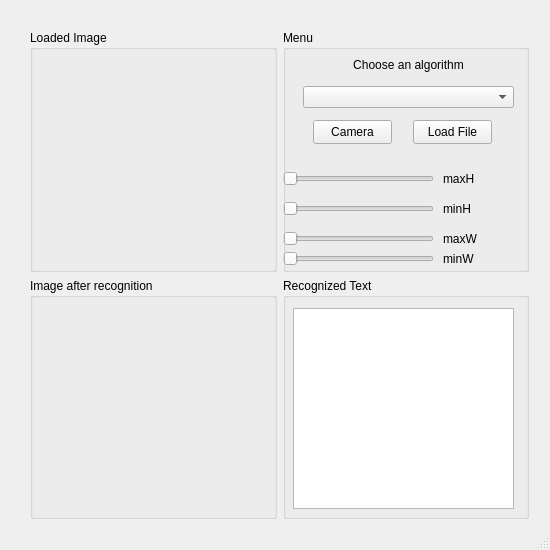
This is gui/MainWindow.ui in 218478/VariousMLTforOCR as Qt 5 draws it before an edit. The edited form follows.
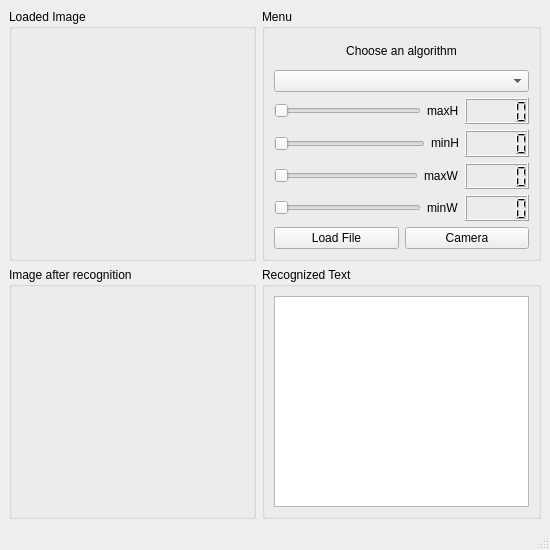
This is the edited form. Icons and pictures are not drawn.

```diff
--- a/gui/MainWindow.ui
+++ b/gui/MainWindow.ui
@@ -10,12 +10,6 @@
     <height>550</height>
    </rect>
   </property>
-  <property name="sizePolicy">
-   <sizepolicy hsizetype="Fixed" vsizetype="Fixed">
-    <horstretch>0</horstretch>
-    <verstretch>0</verstretch>
-   </sizepolicy>
-  </property>
   <property name="minimumSize">
    <size>
     <width>550</width>
@@ -24,332 +18,333 @@
   </property>
   <property name="maximumSize">
    <size>
-    <width>550</width>
-    <height>550</height>
+    <width>3840</width>
+    <height>2160</height>
    </size>
   </property>
   <property name="windowTitle">
    <string>Various Machine Learning Techniques for OCR</string>
   </property>
   <widget class="QWidget" name="centralwidget">
-   <widget class="QWidget" name="layoutWidget">
-    <property name="geometry">
-     <rect>
-      <x>30</x>
-      <y>30</y>
-      <width>501</width>
-      <height>491</height>
-     </rect>
-    </property>
-    <layout class="QGridLayout" name="gridLayout">
-     <property name="sizeConstraint">
-      <enum>QLayout::SetFixedSize</enum>
-     </property>
-     <item row="0" column="1">
-      <widget class="QGroupBox" name="groupBoxController">
-       <property name="sizePolicy">
-        <sizepolicy hsizetype="Expanding" vsizetype="Expanding">
-         <horstretch>0</horstretch>
-         <verstretch>0</verstretch>
-        </sizepolicy>
-       </property>
-       <property name="minimumSize">
-        <size>
-         <width>246</width>
-         <height>242</height>
-        </size>
-       </property>
-       <property name="title">
-        <string>Menu</string>
-       </property>
-       <widget class="QPushButton" name="pushButtonLoadFile">
-        <property name="geometry">
-         <rect>
-          <x>130</x>
-          <y>90</y>
-          <width>79</width>
-          <height>24</height>
-         </rect>
+   <layout class="QGridLayout" name="gridLayout_2">
+    <item row="0" column="0">
+     <layout class="QGridLayout" name="gridLayout">
+      <property name="sizeConstraint">
+       <enum>QLayout::SetFixedSize</enum>
+      </property>
+      <item row="0" column="0">
+       <widget class="QGroupBox" name="groupBoxLoadImage">
+        <property name="sizePolicy">
+         <sizepolicy hsizetype="Expanding" vsizetype="Expanding">
+          <horstretch>0</horstretch>
+          <verstretch>0</verstretch>
+         </sizepolicy>
         </property>
-        <property name="toolTip">
-         <string>Load images you want to recognize characters in</string>
+        <property name="minimumSize">
+         <size>
+          <width>247</width>
+          <height>242</height>
+         </size>
         </property>
-        <property name="text">
-         <string>Load File</string>
+        <property name="title">
+         <string>Loaded Image</string>
         </property>
-       </widget>
-       <widget class="QPushButton" name="pushButtonCamera">
-        <property name="geometry">
-         <rect>
-          <x>30</x>
-          <y>90</y>
-          <width>79</width>
-          <height>24</height>
-         </rect>
-        </property>
-        <property name="toolTip">
-         <string>Load images you want to recognize characters in</string>
-        </property>
-        <property name="text">
-         <string>Camera</string>
-        </property>
-       </widget>
-       <widget class="QWidget" name="layoutWidget">
-        <property name="geometry">
-         <rect>
-          <x>20</x>
-          <y>20</y>
-          <width>211</width>
-          <height>58</height>
-         </rect>
-        </property>
-        <layout class="QVBoxLayout" name="verticalLayout">
-         <item>
-          <widget class="QLabel" name="labelAlgorithmChoice">
-           <property name="text">
-            <string>Choose an algorithm</string>
+        <layout class="QGridLayout" name="gridLayout_3">
+         <item row="0" column="0">
+          <widget class="QLabel" name="labelImage">
+           <property name="sizePolicy">
+            <sizepolicy hsizetype="Expanding" vsizetype="Expanding">
+             <horstretch>0</horstretch>
+             <verstretch>0</verstretch>
+            </sizepolicy>
            </property>
-           <property name="alignment">
-            <set>Qt::AlignCenter</set>
+           <property name="minimumSize">
+            <size>
+             <width>220</width>
+             <height>200</height>
+            </size>
            </property>
+           <property name="text">
+            <string/>
+           </property>
           </widget>
          </item>
-         <item>
-          <widget class="QComboBox" name="comboBoxAlgorithms"/>
-         </item>
         </layout>
        </widget>
-       <widget class="QSlider" name="horizontalSliderMaxH">
-        <property name="geometry">
-         <rect>
-          <x>0</x>
-          <y>140</y>
-          <width>151</width>
-          <height>18</height>
-         </rect>
+      </item>
+      <item row="1" column="1">
+       <widget class="QGroupBox" name="groupBoxTextOCR">
+        <property name="sizePolicy">
+         <sizepolicy hsizetype="Expanding" vsizetype="Expanding">
+          <horstretch>0</horstretch>
+          <verstretch>0</verstretch>
+         </sizepolicy>
         </property>
-        <property name="minimum">
-         <number>100</number>
+        <property name="minimumSize">
+         <size>
+          <width>246</width>
+          <height>241</height>
+         </size>
         </property>
-        <property name="maximum">
-         <number>400</number>
+        <property name="title">
+         <string>Recognized Text</string>
         </property>
-        <property name="orientation">
-         <enum>Qt::Horizontal</enum>
-        </property>
+        <layout class="QGridLayout" name="gridLayout_6">
+         <item row="0" column="0">
+          <widget class="QTextEdit" name="textEdit">
+           <property name="sizePolicy">
+            <sizepolicy hsizetype="Expanding" vsizetype="Expanding">
+             <horstretch>0</horstretch>
+             <verstretch>0</verstretch>
+            </sizepolicy>
+           </property>
+          </widget>
+         </item>
+        </layout>
        </widget>
-       <widget class="QSlider" name="horizontalSliderMinH">
-        <property name="geometry">
-         <rect>
-          <x>0</x>
-          <y>170</y>
-          <width>151</width>
-          <height>18</height>
-         </rect>
+      </item>
+      <item row="1" column="0">
+       <widget class="QGroupBox" name="groupBoxImageAfterOCR">
+        <property name="sizePolicy">
+         <sizepolicy hsizetype="Expanding" vsizetype="MinimumExpanding">
+          <horstretch>0</horstretch>
+          <verstretch>0</verstretch>
+         </sizepolicy>
         </property>
-        <property name="minimum">
-         <number>100</number>
-        </property>
-        <property name="maximum">
-         <number>400</number>
-        </property>
-        <property name="orientation">
-         <enum>Qt::Horizontal</enum>
-        </property>
-       </widget>
-       <widget class="QSlider" name="horizontalSliderMaxW">
-        <property name="geometry">
-         <rect>
-          <x>0</x>
-          <y>200</y>
-          <width>151</width>
-          <height>18</height>
-         </rect>
-        </property>
-        <property name="minimum">
-         <number>10</number>
-        </property>
-        <property name="maximum">
-         <number>80</number>
-        </property>
-        <property name="orientation">
-         <enum>Qt::Horizontal</enum>
-        </property>
-       </widget>
-       <widget class="QSlider" name="horizontalSliderMinW">
-        <property name="geometry">
-         <rect>
-          <x>0</x>
-          <y>220</y>
-          <width>151</width>
-          <height>18</height>
-         </rect>
-        </property>
-        <property name="minimum">
-         <number>10</number>
-        </property>
-        <property name="maximum">
-         <number>80</number>
-        </property>
-        <property name="orientation">
-         <enum>Qt::Horizontal</enum>
-        </property>
-       </widget>
-       <widget class="QLabel" name="labelMaxH">
-        <property name="geometry">
-         <rect>
-          <x>160</x>
-          <y>140</y>
-          <width>41</width>
-          <height>17</height>
-         </rect>
-        </property>
-        <property name="text">
-         <string>maxH</string>
-        </property>
-       </widget>
-       <widget class="QLabel" name="labelMinH">
-        <property name="geometry">
-         <rect>
-          <x>160</x>
-          <y>170</y>
-          <width>41</width>
-          <height>17</height>
-         </rect>
-        </property>
-        <property name="text">
-         <string>minH</string>
-        </property>
-       </widget>
-       <widget class="QLabel" name="labelMaxW">
-        <property name="geometry">
-         <rect>
-          <x>160</x>
-          <y>200</y>
-          <width>41</width>
-          <height>17</height>
-         </rect>
-        </property>
-        <property name="text">
-         <string>maxW</string>
-        </property>
-       </widget>
-       <widget class="QLabel" name="labelMinW">
-        <property name="geometry">
-         <rect>
-          <x>160</x>
-          <y>220</y>
-          <width>41</width>
-          <height>17</height>
-         </rect>
-        </property>
-        <property name="text">
-         <string>minW</string>
-        </property>
-       </widget>
-      </widget>
-     </item>
-     <item row="1" column="0">
-      <widget class="QGroupBox" name="groupBoxImageAfterOCR">
-       <property name="minimumSize">
-        <size>
-         <width>247</width>
-         <height>241</height>
-        </size>
-       </property>
-       <property name="title">
-        <string>Image after recognition</string>
-       </property>
-       <widget class="QLabel" name="labelImageAfterOCR">
-        <property name="geometry">
-         <rect>
-          <x>10</x>
-          <y>30</y>
-          <width>220</width>
-          <height>200</height>
-         </rect>
-        </property>
         <property name="minimumSize">
          <size>
-          <width>220</width>
-          <height>200</height>
+          <width>247</width>
+          <height>241</height>
          </size>
         </property>
-        <property name="text">
-         <string/>
+        <property name="title">
+         <string>Image after recognition</string>
         </property>
+        <layout class="QGridLayout" name="gridLayout_4">
+         <item row="0" column="0">
+          <widget class="QLabel" name="labelImageAfterOCR">
+           <property name="sizePolicy">
+            <sizepolicy hsizetype="Expanding" vsizetype="Expanding">
+             <horstretch>0</horstretch>
+             <verstretch>0</verstretch>
+            </sizepolicy>
+           </property>
+           <property name="minimumSize">
+            <size>
+             <width>220</width>
+             <height>200</height>
+            </size>
+           </property>
+           <property name="text">
+            <string/>
+           </property>
+          </widget>
+         </item>
+        </layout>
        </widget>
-      </widget>
-     </item>
-     <item row="1" column="1">
-      <widget class="QGroupBox" name="groupBoxTextOCR">
-       <property name="minimumSize">
-        <size>
-         <width>246</width>
-         <height>241</height>
-        </size>
-       </property>
-       <property name="title">
-        <string>Recognized Text</string>
-       </property>
-       <widget class="QTextEdit" name="textEdit">
-        <property name="geometry">
-         <rect>
-          <x>10</x>
-          <y>30</y>
-          <width>221</width>
-          <height>201</height>
-         </rect>
-        </property>
-       </widget>
-      </widget>
-     </item>
-     <item row="0" column="0">
-      <widget class="QGroupBox" name="groupBoxLoadImage">
-       <property name="sizePolicy">
-        <sizepolicy hsizetype="Preferred" vsizetype="Preferred">
-         <horstretch>0</horstretch>
-         <verstretch>0</verstretch>
-        </sizepolicy>
-       </property>
-       <property name="minimumSize">
-        <size>
-         <width>247</width>
-         <height>242</height>
-        </size>
-       </property>
-       <property name="title">
-        <string>Loaded Image</string>
-       </property>
-       <widget class="QLabel" name="labelImage">
-        <property name="geometry">
-         <rect>
-          <x>20</x>
-          <y>30</y>
-          <width>220</width>
-          <height>200</height>
-         </rect>
-        </property>
+      </item>
+      <item row="0" column="1">
+       <widget class="QGroupBox" name="groupBoxController">
         <property name="sizePolicy">
-         <sizepolicy hsizetype="Preferred" vsizetype="Preferred">
+         <sizepolicy hsizetype="Expanding" vsizetype="Expanding">
           <horstretch>0</horstretch>
           <verstretch>0</verstretch>
          </sizepolicy>
         </property>
         <property name="minimumSize">
          <size>
-          <width>220</width>
-          <height>200</height>
+          <width>246</width>
+          <height>242</height>
          </size>
         </property>
-        <property name="text">
-         <string/>
+        <property name="title">
+         <string>Menu</string>
         </property>
+        <layout class="QGridLayout" name="gridLayout_5">
+         <item row="0" column="0">
+          <layout class="QVBoxLayout" name="verticalLayout">
+           <item>
+            <widget class="QLabel" name="labelAlgorithmChoice">
+             <property name="text">
+              <string>Choose an algorithm</string>
+             </property>
+             <property name="alignment">
+              <set>Qt::AlignCenter</set>
+             </property>
+            </widget>
+           </item>
+           <item>
+            <widget class="QComboBox" name="comboBoxAlgorithms"/>
+           </item>
+           <item>
+            <layout class="QHBoxLayout" name="horizontalLayout_2">
+             <item>
+              <widget class="QSlider" name="horizontalSliderMaxH">
+               <property name="minimum">
+                <number>100</number>
+               </property>
+               <property name="maximum">
+                <number>400</number>
+               </property>
+               <property name="orientation">
+                <enum>Qt::Horizontal</enum>
+               </property>
+              </widget>
+             </item>
+             <item>
+              <widget class="QLabel" name="labelMaxH">
+               <property name="sizePolicy">
+                <sizepolicy hsizetype="Fixed" vsizetype="Fixed">
+                 <horstretch>0</horstretch>
+                 <verstretch>0</verstretch>
+                </sizepolicy>
+               </property>
+               <property name="text">
+                <string>maxH</string>
+               </property>
+              </widget>
+             </item>
+             <item>
+              <widget class="QLCDNumber" name="lcdmaxH"/>
+             </item>
+            </layout>
+           </item>
+           <item>
+            <layout class="QHBoxLayout" name="horizontalLayout_4">
+             <item>
+              <widget class="QSlider" name="horizontalSliderMinH">
+               <property name="minimum">
+                <number>100</number>
+               </property>
+               <property name="maximum">
+                <number>400</number>
+               </property>
+               <property name="orientation">
+                <enum>Qt::Horizontal</enum>
+               </property>
+              </widget>
+             </item>
+             <item>
+              <widget class="QLabel" name="labelMinH">
+               <property name="sizePolicy">
+                <sizepolicy hsizetype="Fixed" vsizetype="Fixed">
+                 <horstretch>0</horstretch>
+                 <verstretch>0</verstretch>
+                </sizepolicy>
+               </property>
+               <property name="text">
+                <string>minH</string>
+               </property>
+               <property name="pixmap">
+                <pixmap>../../../Pictures/img002-00001.png</pixmap>
+               </property>
+              </widget>
+             </item>
+             <item>
+              <widget class="QLCDNumber" name="lcdminH"/>
+             </item>
+            </layout>
+           </item>
+           <item>
+            <layout class="QHBoxLayout" name="horizontalLayout_3">
+             <item>
+              <widget class="QSlider" name="horizontalSliderMaxW">
+               <property name="minimum">
+                <number>10</number>
+               </property>
+               <property name="maximum">
+                <number>80</number>
+               </property>
+               <property name="orientation">
+                <enum>Qt::Horizontal</enum>
+               </property>
+              </widget>
+             </item>
+             <item>
+              <widget class="QLabel" name="labelMaxW">
+               <property name="sizePolicy">
+                <sizepolicy hsizetype="Fixed" vsizetype="Fixed">
+                 <horstretch>0</horstretch>
+                 <verstretch>0</verstretch>
+                </sizepolicy>
+               </property>
+               <property name="text">
+                <string>maxW</string>
+               </property>
+              </widget>
+             </item>
+             <item>
+              <widget class="QLCDNumber" name="lcdmaxW"/>
+             </item>
+            </layout>
+           </item>
+           <item>
+            <layout class="QHBoxLayout" name="horizontalLayout_6">
+             <item>
+              <widget class="QSlider" name="horizontalSliderMinW">
+               <property name="minimum">
+                <number>10</number>
+               </property>
+               <property name="maximum">
+                <number>80</number>
+               </property>
+               <property name="orientation">
+                <enum>Qt::Horizontal</enum>
+               </property>
+              </widget>
+             </item>
+             <item>
+              <widget class="QLabel" name="labelMinW">
+               <property name="sizePolicy">
+                <sizepolicy hsizetype="Fixed" vsizetype="Fixed">
+                 <horstretch>0</horstretch>
+                 <verstretch>0</verstretch>
+                </sizepolicy>
+               </property>
+               <property name="text">
+                <string>minW</string>
+               </property>
+              </widget>
+             </item>
+             <item>
+              <widget class="QLCDNumber" name="lcdminW"/>
+             </item>
+            </layout>
+           </item>
+           <item>
+            <layout class="QHBoxLayout" name="horizontalLayout">
+             <item>
+              <widget class="QPushButton" name="pushButtonLoadFile">
+               <property name="toolTip">
+                <string>Load images you want to recognize characters in</string>
+               </property>
+               <property name="text">
+                <string>Load File</string>
+               </property>
+              </widget>
+             </item>
+             <item>
+              <widget class="QPushButton" name="pushButtonCamera">
+               <property name="toolTip">
+                <string>Load images you want to recognize characters in</string>
+               </property>
+               <property name="text">
+                <string>Camera</string>
+               </property>
+              </widget>
+             </item>
+            </layout>
+           </item>
+          </layout>
+         </item>
+        </layout>
+        <zorder>labelAlgorithmChoice</zorder>
+        <zorder>layoutWidget</zorder>
        </widget>
-      </widget>
-     </item>
-    </layout>
-   </widget>
+      </item>
+     </layout>
+    </item>
+   </layout>
   </widget>
   <widget class="QStatusBar" name="statusBar">
    <property name="layoutDirection">
```
Left out of the diff: 3 changed lines with no effect on the pictures.
